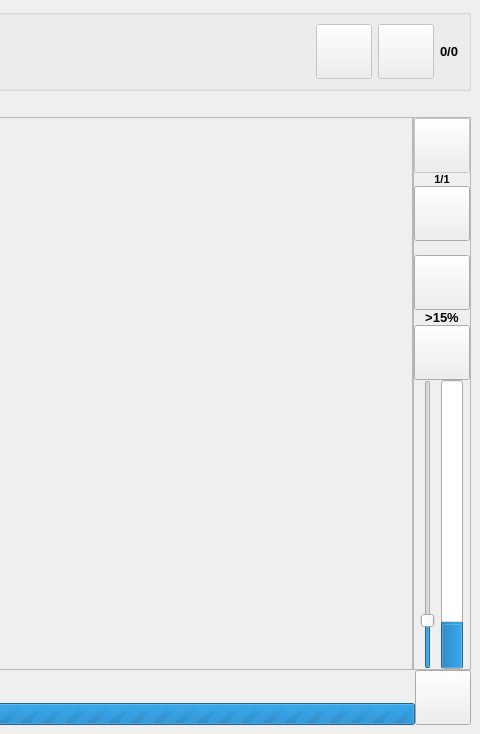
First picture: the form in src/ui/main_ui/ui_main.ui, repository sclMAX/NsfwScannAndExplorer, before the edit; both pictures show x 591 to 1071 and y 0 to 734 of the 1071 by 734 pixel window.
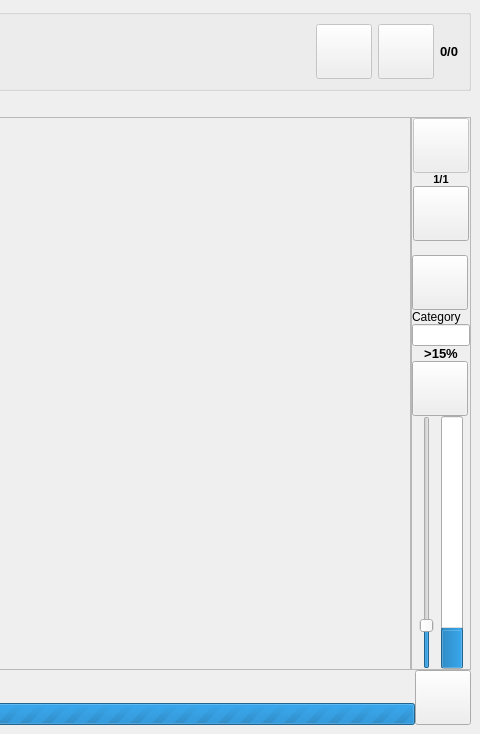
Second picture: the form after the edit. Icons and pictures are not drawn.

Commit message: Add Filter Category

What changed in the file:
```diff
--- a/src/ui/main_ui/ui_main.ui
+++ b/src/ui/main_ui/ui_main.ui
@@ -436,8 +436,8 @@
             <rect>
              <x>0</x>
              <y>0</y>
-             <width>841</width>
-             <height>523</height>
+             <width>849</width>
+             <height>540</height>
             </rect>
            </property>
            <property name="layoutDirection">
@@ -602,6 +602,35 @@
              </property>
             </widget>
            </item>
+           <item>
+            <widget class="QLabel" name="label_2">
+             <property name="maximumSize">
+              <size>
+               <width>58</width>
+               <height>16777215</height>
+              </size>
+             </property>
+             <property name="text">
+              <string>Category</string>
+             </property>
+            </widget>
+           </item>
+           <item>
+            <widget class="QLineEdit" name="lblCategory">
+             <property name="sizePolicy">
+              <sizepolicy hsizetype="Fixed" vsizetype="Fixed">
+               <horstretch>0</horstretch>
+               <verstretch>0</verstretch>
+              </sizepolicy>
+             </property>
+             <property name="maximumSize">
+              <size>
+               <width>58</width>
+               <height>16777215</height>
+              </size>
+             </property>
+            </widget>
+           </item>
            <item>
             <widget class="QLabel" name="lblFiltro">
              <property name="sizePolicy">
```
The commit also changes 2 other files.
